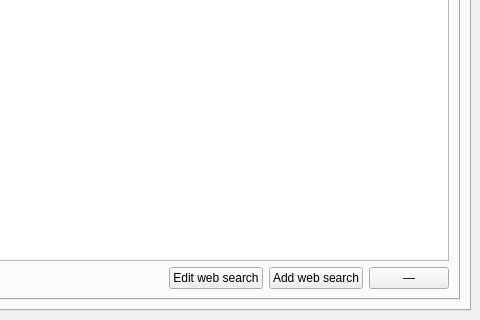
Above: src/ui/settingswindow.ui from giosali/rafiki before the change; both pictures show x 520 to 1000 and y 280 to 600 of the 1000 by 600 pixel window. Below: the same form after it.
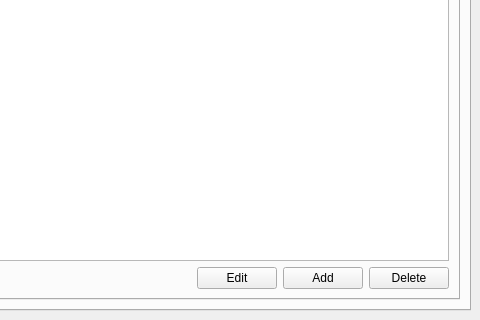
That is the form after the change. The open tabs and pages were chosen to show the change.

Commit message: Relabel web search buttons

```diff
--- a/src/ui/settingswindow.ui
+++ b/src/ui/settingswindow.ui
@@ -272,21 +272,21 @@
                 <item>
                  <widget class="QPushButton" name="editWebSearchButton">
                   <property name="text">
-                   <string>Edit web search</string>
+                   <string>Edit</string>
                   </property>
                  </widget>
                 </item>
                 <item>
                  <widget class="QPushButton" name="addWebSearchButton">
                   <property name="text">
-                   <string>Add web search</string>
+                   <string>Add</string>
                   </property>
                  </widget>
                 </item>
                 <item>
                  <widget class="QPushButton" name="deleteWebSearchButton">
                   <property name="text">
-                   <string>—</string>
+                   <string>Delete</string>
                   </property>
                  </widget>
                 </item>
```
